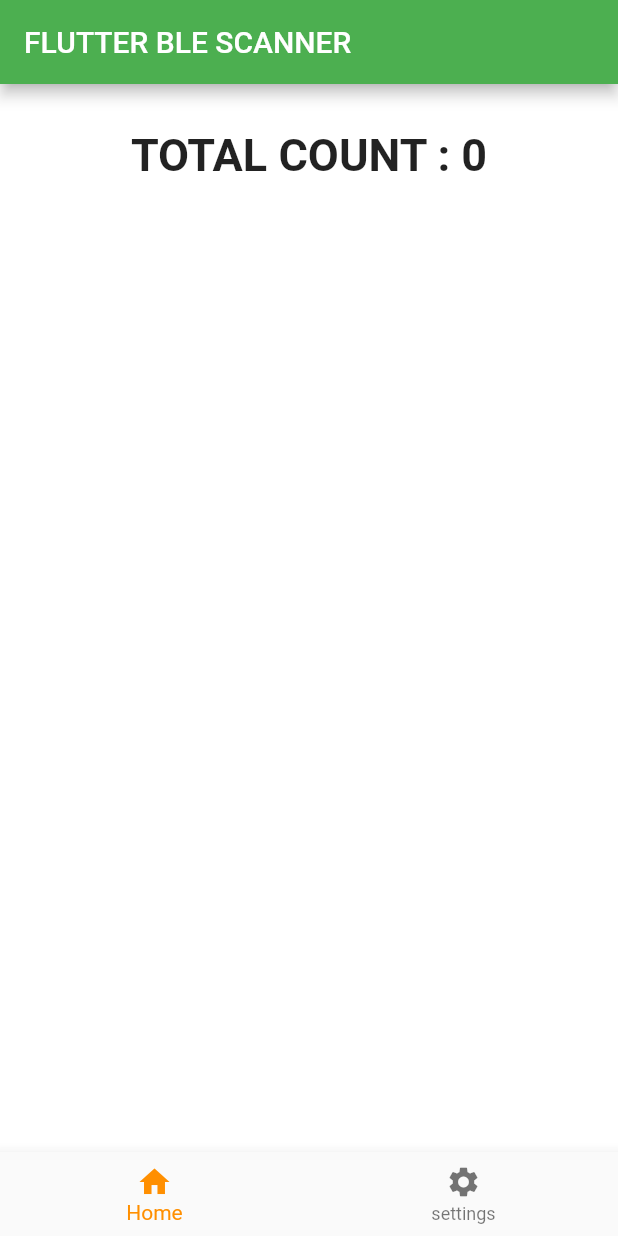
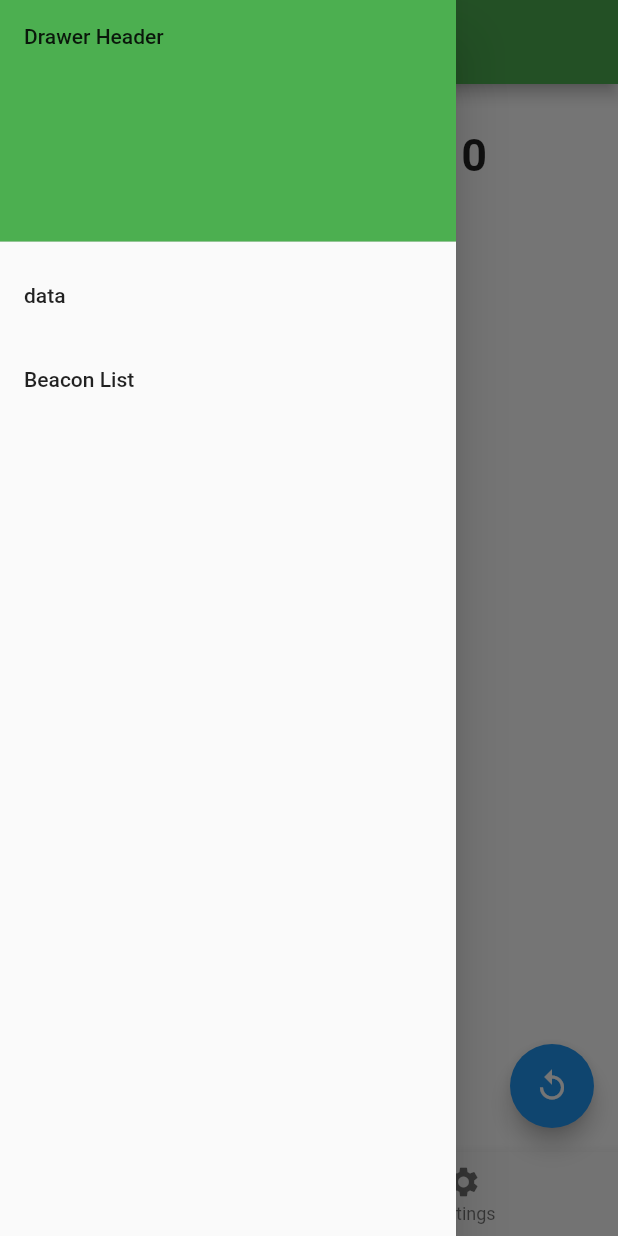
Before and after one commit to jeongcatfish/blescanning, a Flutter app: the screen it shows after launch, with the side drawer open (before the commit the screen has no drawer), on a phone screen of 412 x 824 dp. Run offline on Flutter 3.47's test engine with Material 2 defaults, Android fonts, the phone set to English and light mode, and no system bars; our stand-ins replace dio, permission_handler; missing offline and left inert: flutter_reactive_ble; network calls fail.

Commit message:
새로고침 추가

```diff
--- a/lib/main.dart
+++ b/lib/main.dart
@@ -1,11 +1,13 @@
 import 'dart:async';
 import 'dart:io' show Platform;
+import 'package:blescanning/pages/BeaconListPage.dart';
+import 'package:blescanning/pages/SecondPage.dart';
+import 'package:flutter/material.dart';
+import 'package:provider/provider.dart';
+
 import 'package:blescanning/provider/bleScanProvider.dart';
 import 'package:blescanning/provider/locationVariableProvider.dart';
-import 'package:flutter/material.dart';
-import 'package:flutter_reactive_ble/flutter_reactive_ble.dart';
-import 'package:permission_handler/permission_handler.dart';
-import 'package:provider/provider.dart';
+import 'package:blescanning/provider/requestServerProvider.dart';
 
 void main() {
   return runApp(
@@ -13,6 +15,7 @@ void main() {
       providers: [
         ChangeNotifierProvider(create: (c) => BleScan()),
         ChangeNotifierProvider(create: (c) => LocationVariable()),
+        ChangeNotifierProvider(create: (c) => RequestServer()),
       ],
         child: MaterialApp(home: HomePage())),
   );
@@ -27,14 +30,24 @@ class HomePage extends StatefulWidget {
 
 class _HomePageState extends State<HomePage> {
   int _selectedIndex = 0;
+  Map my_map = {};
+
   @override
   void initState() {
     super.initState();
+    getServerData();
     Future.delayed(const Duration(milliseconds: 1000),(){
       context.read<BleScan>().setScanStarted();
       context.read<BleScan>().startScan();
     });
   }
+
+  getServerData() async{
+    var beaconList= await context.read<RequestServer>().getHttp();
+    await context.read<RequestServer>().getWorkerBeacon();
+    await context.read<RequestServer>().getBeaconList();
+  }
+
   void _onItemTapped(int index) {
     setState(() {
       _selectedIndex = index;
@@ -62,6 +75,39 @@ class _HomePageState extends State<HomePage> {
         currentIndex: _selectedIndex,
         selectedItemColor: Colors.amber[800],
         onTap: _onItemTapped,
+      ),
+      drawer: Drawer(
+        // Add a ListView to the drawer. This ensures the user can scroll
+        // through the options in the drawer if there isn't enough vertical
+        // space to fit everything.
+        child: ListView(
+          // Important: Remove any padding from the ListView.
+          padding: EdgeInsets.zero,
+          children: [
+            const DrawerHeader(
+              decoration: BoxDecoration(
+                color: Colors.green,
+              ),
+              child: Text('Drawer Header'),
+            ),
+            ListTile(
+              title: const Text('data'),
+              onTap: () {
+                Navigator.push(context,MaterialPageRoute(builder: (c)=>SecondPage()));
+              },
+            ),
+            ListTile(
+              title: const Text('Beacon List'),
+              onTap: () {
+                Navigator.push(context,MaterialPageRoute(builder: (c)=>BeaconListPage()));
+              },
+            ),
+          ],
+        ),
+      ),
+      floatingActionButton: FloatingActionButton(
+        onPressed: (){context.read<BleScan>().clearDeviceList();},
+        child: Icon(Icons.replay_outlined),
       ),
     );
   }
@@ -223,11 +269,15 @@ class BleListView extends StatelessWidget {
     return ListView.builder(
       itemCount: context.watch<BleScan>().deviceList.length,
       itemBuilder: (context, index) {
-        return ListTile(
-          //디바이스 이름과 맥주소 그리고 신호 세기를 표시한다.
-          title: Text((index+1).toString()+"    " + context.watch<BleScan>().deviceList[index].name),
-          subtitle: Text(context.watch<BleScan>().deviceList[index].macAddress),
-          trailing: Text("${context.watch<BleScan>().deviceList[index].rssi}"),
+        return Card(
+          elevation: 3,
+          child: ListTile(
+            //디바이스 이름과 맥주소 그리고 신호 세기를 표시한다.
+            leading: CircleAvatar(child: Icon(Icons.bluetooth),),
+            title: Text((index+1).toString()+"    " + context.watch<BleScan>().deviceList[index].name),
+            subtitle: Text(context.watch<BleScan>().deviceList[index].macAddress),
+            trailing: Text("${context.watch<BleScan>().deviceList[index].rssi}"),
+          ),
         );
       },
     );
--- a/lib/provider/bleScanProvider.dart
+++ b/lib/provider/bleScanProvider.dart
@@ -16,6 +16,10 @@ class BleScan extends ChangeNotifier{
 
   setScanStarted(){
     scanStarted = !scanStarted;
+    notifyListeners();
+  }
+  clearDeviceList(){
+    deviceList.clear();
     notifyListeners();
   }
 
--- /dev/null
+++ b/lib/provider/requestServerProvider.dart
@@ -0,0 +1,41 @@
+import 'package:flutter/material.dart';
+import 'package:dio/dio.dart';
+
+class RequestServer extends ChangeNotifier{
+
+  Map beaconMap = {};
+  var workerBeaconDto;
+  var beaconList;
+
+   getHttp() async {
+    try {
+      var response = await Dio().get("http://49.50.172.58:8080/api/getBeaconList");
+      return response.data;
+    } catch (e) {
+      print(e);
+    }
+  }
+   getWorkerBeacon() async {
+     try {
+       var response = await Dio().get("http://49.50.172.58:8080/api/mobileTest");
+       workerBeaconDto = response.data;
+       for(var data in response.data){
+         beaconMap[data["beaconMac"]] = data["workerId"];
+       }
+       notifyListeners();
+     } catch (e) {
+       print(e);
+     }
+   }
+
+  getBeaconList() async {
+    try {
+      var response = await Dio().get("http://49.50.172.58:8080/api/getBeaconList");
+      beaconList = response.data;
+      notifyListeners();
+    } catch (e) {
+      print(e);
+    }
+  }
+
+}
--- a/pubspec.yaml
+++ b/pubspec.yaml
@@ -35,9 +35,9 @@ dependencies:
   # Use with the CupertinoIcons class for iOS style icons.
   cupertino_icons: ^1.0.2
   flutter_reactive_ble: ^5.0.2
-  location_permissions: ^4.0.0
   permission_handler: ^8.3.0
   provider: ^6.0.2
+  dio: ^4.0.4
 dev_dependencies:
   flutter_test:
     sdk: flutter
```
Also changed, not shown: lib/pages/BeaconListPage.dart (added, +38 -0 lines), lib/pages/SecondPage.dart (added, +55 -0 lines), pubspec.lock.
